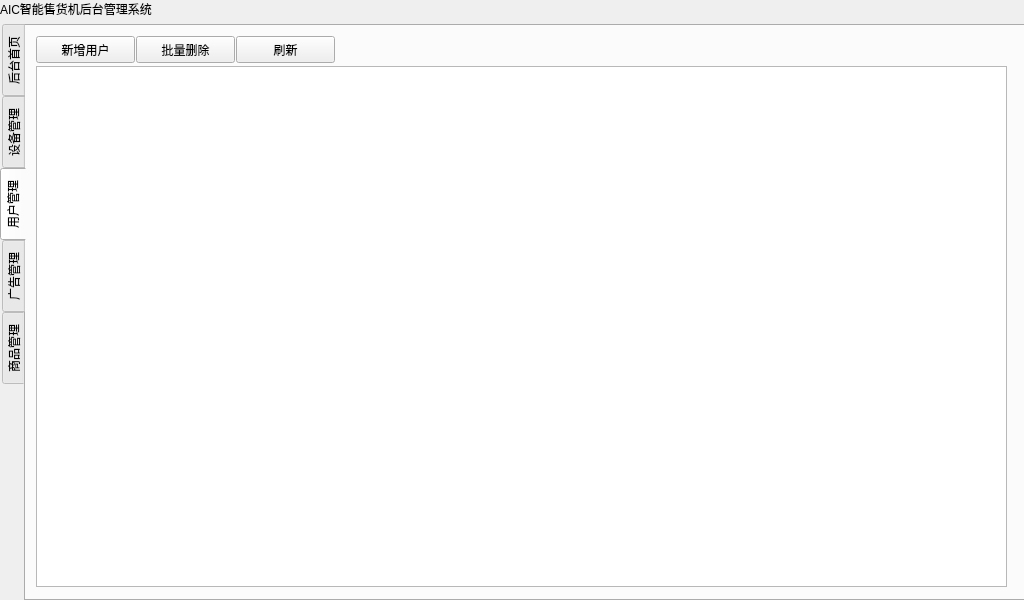
Nyar-D/VendingSystem, file VendingSystem_server/menu.ui: the form before one commit.
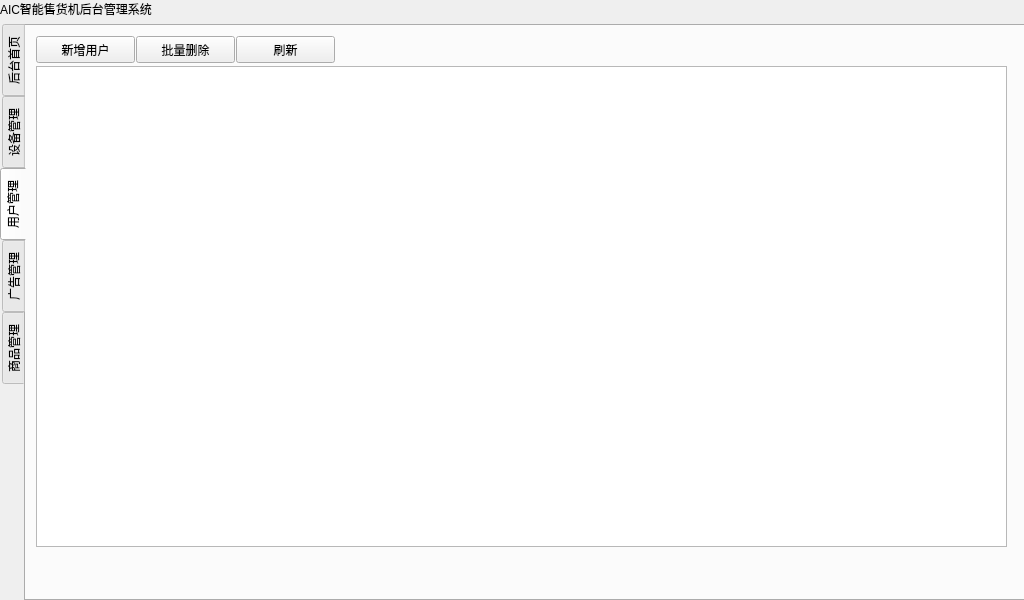
The form after the commit. The open tabs and pages were chosen to show the change.

Patch:
```diff
--- a/VendingSystem_server/menu.ui
+++ b/VendingSystem_server/menu.ui
@@ -121,7 +121,7 @@
           <x>10</x>
           <y>40</y>
           <width>971</width>
-          <height>521</height>
+          <height>481</height>
          </rect>
         </property>
         <property name="sortingEnabled">
```
Left out of the diff: 2 changed lines with no effect on the pictures.
